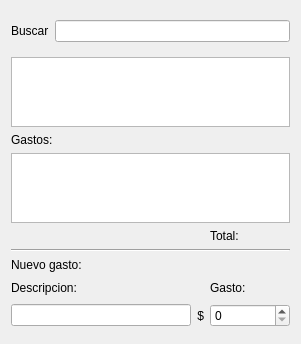
This is src/ui/gastos.ui in leosmolas/conotels as Qt 5 draws it before an edit. The edited form follows.
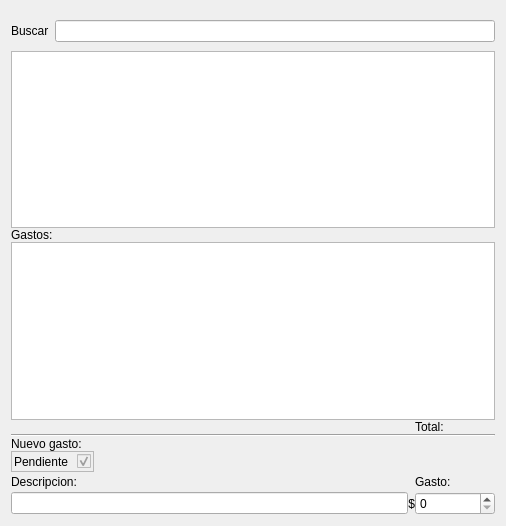
This is the edited form.

Commit message: modifiqué la ui de gastos para que tenga "pendiente". me maté la cabeza viendo como hacer para meter unos checkboxes en las columnas, pero es muy jodido. Ahora intenté pintar las filas según si fueron canceladas o no. modifiqué unas cosas pero no anduvieron. Ahora a dormir

```diff
--- a/src/ui/gastos.ui
+++ b/src/ui/gastos.ui
@@ -6,8 +6,8 @@
    <rect>
     <x>0</x>
     <y>0</y>
-    <width>301</width>
-    <height>316</height>
+    <width>506</width>
+    <height>526</height>
    </rect>
   </property>
   <property name="windowTitle">
@@ -16,6 +16,9 @@
   <layout class="QGridLayout" name="gridLayout_2">
    <item row="0" column="0">
     <layout class="QGridLayout" name="gridLayout">
+     <property name="spacing">
+      <number>0</number>
+     </property>
      <item row="4" column="0" colspan="4">
       <widget class="QTableView" name="gastosTableView">
        <property name="minimumSize">
@@ -50,10 +53,10 @@
        </property>
       </widget>
      </item>
-     <item row="11" column="0" colspan="2">
+     <item row="13" column="0" colspan="2">
       <widget class="QLineEdit" name="descripcionLine"/>
      </item>
-     <item row="10" column="1">
+     <item row="11" column="1">
       <spacer name="horizontalSpacer">
        <property name="orientation">
         <enum>Qt::Horizontal</enum>
@@ -66,7 +69,7 @@
        </property>
       </spacer>
      </item>
-     <item row="11" column="3">
+     <item row="13" column="3">
       <widget class="QSpinBox" name="gastoSpin">
        <property name="minimumSize">
         <size>
@@ -79,14 +82,14 @@
        </property>
       </widget>
      </item>
-     <item row="10" column="3">
+     <item row="11" column="3">
       <widget class="QLabel" name="label_5">
        <property name="text">
         <string>Gasto:</string>
        </property>
       </widget>
      </item>
-     <item row="10" column="0">
+     <item row="11" column="0">
       <widget class="QLabel" name="label_4">
        <property name="text">
         <string>Descripcion:</string>
@@ -100,7 +103,7 @@
        </property>
       </widget>
      </item>
-     <item row="11" column="2">
+     <item row="13" column="2">
       <widget class="QLabel" name="label_6">
        <property name="text">
         <string>$</string>
@@ -163,6 +166,59 @@
        </property>
       </widget>
      </item>
+     <item row="10" column="0">
+      <widget class="QFrame" name="pendienteFrame">
+       <property name="minimumSize">
+        <size>
+         <width>0</width>
+         <height>0</height>
+        </size>
+       </property>
+       <property name="frameShape">
+        <enum>QFrame::StyledPanel</enum>
+       </property>
+       <property name="frameShadow">
+        <enum>QFrame::Raised</enum>
+       </property>
+       <layout class="QFormLayout" name="formLayout_3">
+        <property name="fieldGrowthPolicy">
+         <enum>QFormLayout::AllNonFixedFieldsGrow</enum>
+        </property>
+        <property name="horizontalSpacing">
+         <number>8</number>
+        </property>
+        <property name="verticalSpacing">
+         <number>6</number>
+        </property>
+        <property name="margin">
+         <number>2</number>
+        </property>
+        <item row="0" column="0">
+         <widget class="QLabel" name="pendienteLabel">
+          <property name="text">
+           <string>Pendiente</string>
+          </property>
+         </widget>
+        </item>
+        <item row="0" column="1">
+         <widget class="QCheckBox" name="pendienteCheckBox">
+          <property name="enabled">
+           <bool>false</bool>
+          </property>
+          <property name="text">
+           <string/>
+          </property>
+          <property name="checkable">
+           <bool>true</bool>
+          </property>
+          <property name="checked">
+           <bool>true</bool>
+          </property>
+         </widget>
+        </item>
+       </layout>
+      </widget>
+     </item>
     </layout>
    </item>
   </layout>
```
Left out of the diff: 2 changed lines with no effect on the pictures. The commit also changes 4 other files.
